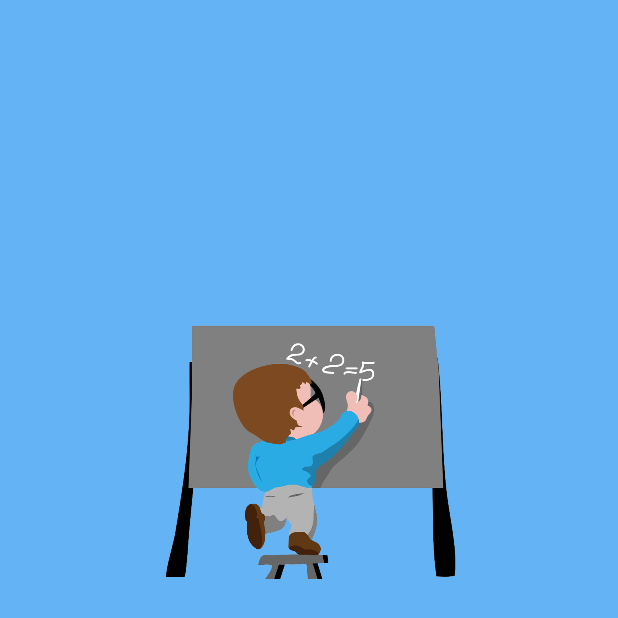
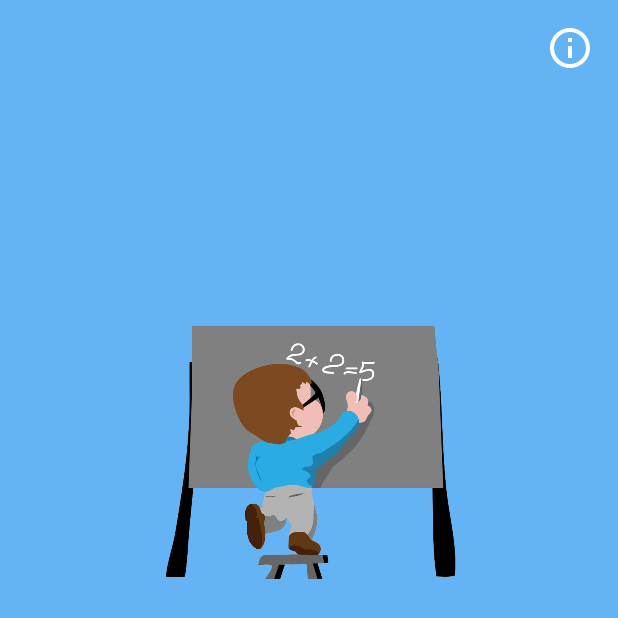
Before and after one commit to MambetniyazovAmir/math-game-android, an Android app: the screen it shows after launch (MainActivity), on a phone screen of 412 x 824 dp, the top half of it. Run offline under Robolectric (Android 15) with nearby library versions, the phone set to English and light mode, and no system bars.

Commit message:
added authors activity

```diff
--- a/app/src/main/java/com/dasturlash/matematika/MainActivity.java
+++ b/app/src/main/java/com/dasturlash/matematika/MainActivity.java
@@ -1,13 +1,17 @@
 package com.dasturlash.matematika;
 
 import android.content.Intent;
-import android.os.Build;
+import android.media.MediaPlayer;
+import android.os.Handler;
 import android.support.v7.app.AppCompatActivity;
 import android.os.Bundle;
 import android.view.View;
 import android.widget.Button;
+import android.widget.ImageView;
+import android.widget.Toast;
 
 import com.dasturlash.matematika.game.GameActivity;
+import com.dasturlash.matematika.owner.OwnerActivity;
 
 public class MainActivity extends AppCompatActivity {
     public static final int MINUS_BUTTON = 1;
@@ -17,6 +21,8 @@ public class MainActivity extends AppCompatActivity {
     public static final String EXTRA_BUTTON_TYPE = "extraButtonType";
 
     private Button minusBtn, plusBtn, divideBtn, multiplyBtn;
+    private boolean doubleBackToExitPressedOnce = false;
+    private MediaPlayer mediaPlayer;
 
     @Override
     protected void onCreate(Bundle savedInstanceState) {
@@ -26,11 +32,34 @@ public class MainActivity extends AppCompatActivity {
         plusBtn = findViewById(R.id.plusBtn);
         divideBtn = findViewById(R.id.divideBtn);
         multiplyBtn = findViewById(R.id.multiplyBtn);
+        ImageView ownerBtn = findViewById(R.id.author);
         minusBtn.setOnClickListener(listener);
         plusBtn.setOnClickListener(listener);
         divideBtn.setOnClickListener(listener);
         multiplyBtn.setOnClickListener(listener);
+        ownerBtn.setOnClickListener(ownerBtnClickListener);
+        mediaPlayer = MediaPlayer.create(getApplicationContext(),R.raw.easter);
     }
+
+    @Override
+    protected void onStart() {
+        super.onStart();
+        mediaPlayer.start();
+    }
+
+    @Override
+    protected void onStop() {
+        super.onStop();
+        mediaPlayer.stop();
+    }
+
+    View.OnClickListener ownerBtnClickListener = new View.OnClickListener() {
+        @Override
+        public void onClick(View view) {
+            Intent intent = new Intent(MainActivity.this, OwnerActivity.class);
+            startActivity(intent);
+        }
+    };
 
     View.OnClickListener listener = new View.OnClickListener() {
         @Override
@@ -47,8 +76,23 @@ public class MainActivity extends AppCompatActivity {
             } else {
                 return;
             }
-            intent.addFlags(Intent.FLAG_ACTIVITY_CLEAR_TOP);
             startActivity(intent);
         }
     };
+
+    @Override
+    public void onBackPressed() {
+        if (doubleBackToExitPressedOnce) {
+            super.onBackPressed();
+        } else {
+            Toast.makeText(this, "Chiqish uchun yana bir marta bosing", Toast.LENGTH_SHORT).show();
+        }
+        this.doubleBackToExitPressedOnce = true;
+        new Handler().postDelayed(new Runnable() {
+            @Override
+            public void run() {
+                doubleBackToExitPressedOnce = false;
+            }
+        }, 2000);
+    }
 }
--- /dev/null
+++ b/app/src/main/res/drawable/ic_info_outline.xml
@@ -0,0 +1,5 @@
+<vector android:height="32dp" android:tint="#FFFFFF"
+    android:viewportHeight="24.0" android:viewportWidth="24.0"
+    android:width="32dp" xmlns:android="http://schemas.android.com/apk/res/android">
+    <path android:fillColor="#FF000000" android:pathData="M11,17h2v-6h-2v6zM12,2C6.48,2 2,6.48 2,12s4.48,10 10,10 10,-4.48 10,-10S17.52,2 12,2zM12,20c-4.41,0 -8,-3.59 -8,-8s3.59,-8 8,-8 8,3.59 8,8 -3.59,8 -8,8zM11,9h2L13,7h-2v2z"/>
+</vector>
--- a/app/src/main/res/layout/activity_main.xml
+++ b/app/src/main/res/layout/activity_main.xml
@@ -7,6 +7,18 @@
     android:layout_height="match_parent"
     tools:context="com.dasturlash.matematika.MainActivity"
     android:background="@color/colorCustomViewDefault">
+
+    <ImageView
+        android:layout_marginTop="16dp"
+        android:layout_marginRight="16dp"
+        android:id="@+id/author"
+        android:layout_width="wrap_content"
+        android:layout_height="wrap_content"
+        app:layout_constraintRight_toRightOf="@+id/container"
+        app:layout_constraintTop_toTopOf="@+id/container"
+        app:srcCompat="@drawable/ic_info_outline"
+        android:layout_marginEnd="16dp"
+        android:contentDescription="@string/todo" />
 
     <ImageView
         android:id="@+id/image"
--- a/app/src/main/res/values/colors.xml
+++ b/app/src/main/res/values/colors.xml
@@ -9,6 +9,7 @@
     <color name="colorCustomViewError">#D63B32</color>
 
     <color name="black_overlay">#66000000</color>
+    <color name="black">#000000</color>
     <color name="white">#ffffff</color>
     <color name="yellow">#FFD05C</color>
     <color name="game_over_button_color">#2E4B5D</color>
--- a/app/src/main/res/values/dimens.xml
+++ b/app/src/main/res/values/dimens.xml
@@ -5,4 +5,6 @@
     <dimen name="game_over_text_size">26sp</dimen>
     <dimen name="margin_button">8dp</dimen>
     <dimen name="button_text_size">20sp</dimen>
+    <dimen name="cap_text_size">18sp</dimen>
+    <dimen name="standart_text_size">16sp</dimen>
 </resources>
--- a/app/src/main/res/values/styles.xml
+++ b/app/src/main/res/values/styles.xml
@@ -20,4 +20,9 @@
         <item name="android:background">@color/black_overlay</item>
     </style>
 
+    <style name="AppTheme.NoActionBar">
+        <item name="windowActionBar">false</item>
+        <item name="windowNoTitle">true</item>
+    </style>
+
 </resources>
```
Also changed, not shown: app/src/main/AndroidManifest.xml (+14 -8 lines), app/src/main/java/com/dasturlash/matematika/owner/OwnerActivity.java (added, +23 -0 lines), app/src/main/res/layout/activity_owner.xml (added, +74 -0 lines), app/src/main/res/values/strings.xml (+8 -0 lines), 2 other files.
